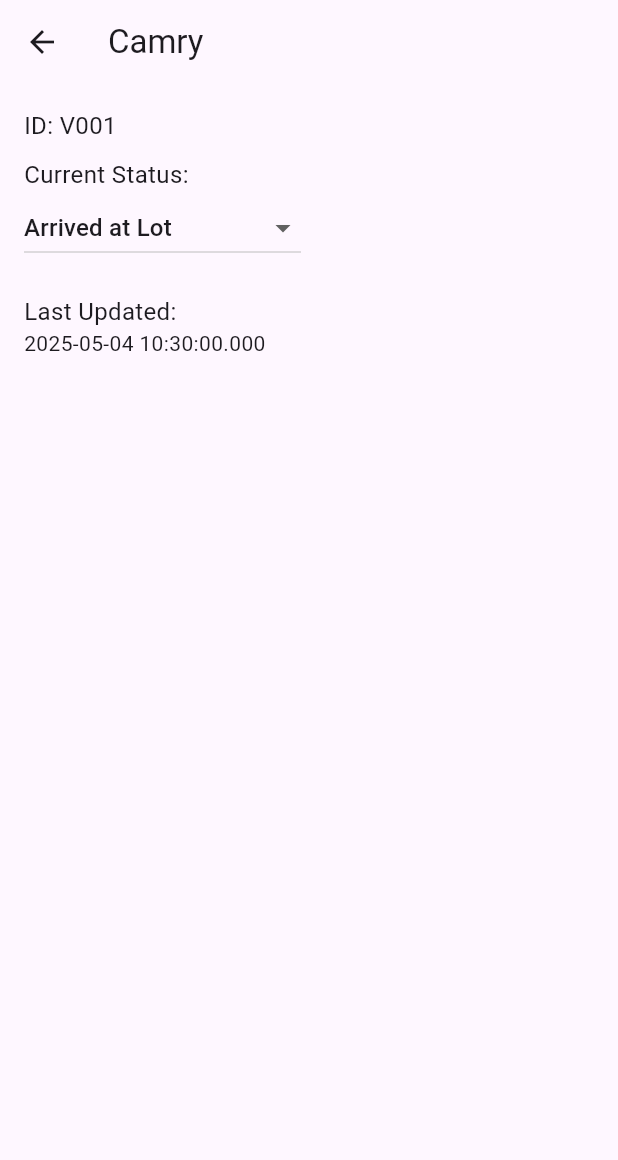
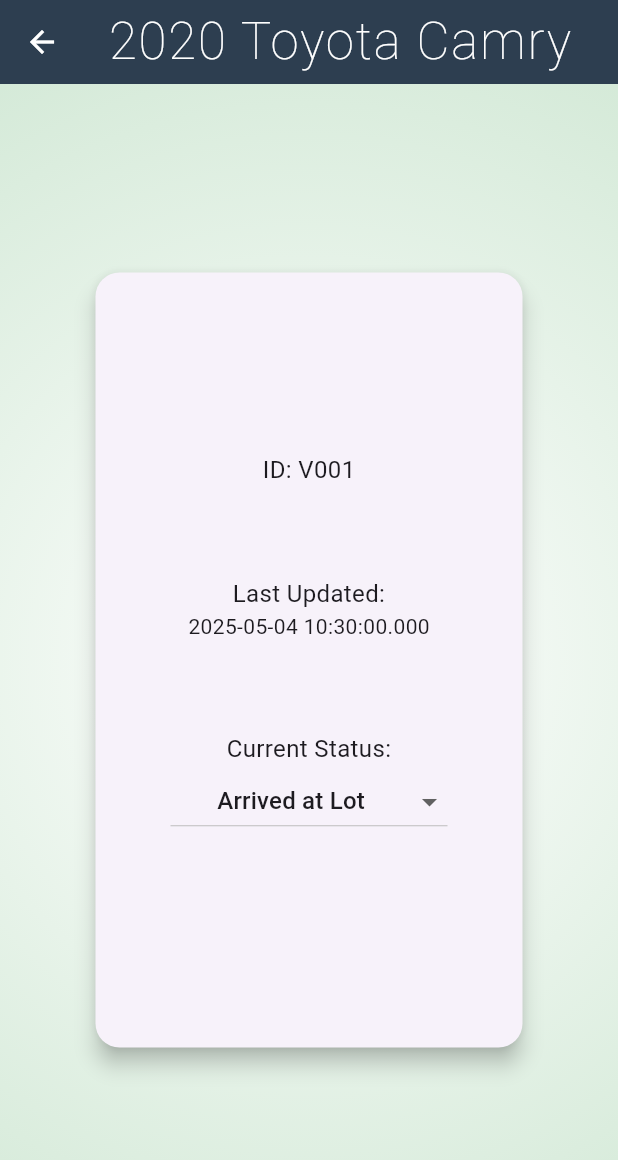
Before and after one commit to skycole768/lot-track-lite, a Flutter app: the screen it shows after launch, after a tap on an icon or button, on a phone screen of 412 x 824 dp. Shown: the top 1160 px of the screen. Run offline on Flutter 3.47's test engine with Material 3 defaults, Android fonts, the light colour scheme and no system bars; network calls fail.

Commit message:
Updated design and style of the two pages

```diff
--- a/lib/screens/vehicle_detail.dart
+++ b/lib/screens/vehicle_detail.dart
@@ -34,17 +34,54 @@
   @override
   Widget build(BuildContext context) {
     return Scaffold(
-      appBar: AppBar(title: Text(widget.vehicle.model)),
-      body: Padding(
-        padding: EdgeInsets.all(16),
+      appBar: AppBar(
+        backgroundColor: const Color(0xFF2D3E50),
+        iconTheme: const IconThemeData(color: Colors.white),
+        title: Text('${widget.vehicle.year} ${widget.vehicle.make} ${widget.vehicle.model}', style: TextStyle(
+            color: Colors.white,
+            fontWeight: FontWeight.w100,
+            fontSize: 34,
+            letterSpacing: 1.2,
+          ),
+            )),
+      body: Container(
+        decoration: const BoxDecoration(
+          gradient: RadialGradient(
+            center: Alignment.center,
+            radius: 1.2,
+            colors: [
+              Colors.white,
+              Color.fromARGB(255, 207, 231, 211),
+            ],
+          ),
+        ),
+        child: Center(
+          child: ConstrainedBox(
+          constraints: BoxConstraints(
+              maxWidth: 1000,
+              minWidth: MediaQuery.of(context).size.width * 0.3,
+              minHeight: 500,
+              maxHeight: MediaQuery.of(context).size.height * 0.7,
+            ),
+          child: Card(
+            margin: const EdgeInsets.symmetric(horizontal: 20, vertical: 30),
+            elevation: 6,
+            shape: RoundedRectangleBorder(borderRadius: BorderRadius.circular(16)),
+            child: Padding(
+        padding: EdgeInsets.all(50),
         child: Column(
-          crossAxisAlignment: CrossAxisAlignment.start,
+          mainAxisAlignment: MainAxisAlignment.center,
+          crossAxisAlignment: CrossAxisAlignment.center,
           children: [
             Text('ID: ${widget.vehicle.id}', style: TextStyle(fontSize: 16)),
-            SizedBox(height: 10),
-            Text('Current Status:', style: TextStyle(fontSize: 16)),
+            SizedBox(height: 60),
+            Text('Last Updated:', textAlign: TextAlign.center, style: TextStyle(fontSize: 16)),
+            Text(widget.vehicle.lastUpdated.toString()),
+            SizedBox(height: 60),
+            Text('Current Status:', textAlign: TextAlign.center, style: TextStyle(fontSize: 16)),
             DropdownButton<String>(
               value: widget.vehicle.status,
+              alignment: Alignment.center,
               onChanged: (value) {
                 if (value != null) updateStatus(value);
               },
@@ -53,11 +90,13 @@
               }).toList(),
             ),
             SizedBox(height: 20),
-            Text('Last Updated:', style: TextStyle(fontSize: 16)),
-            Text(widget.vehicle.lastUpdated.toString()),
           ],
         ),
       ),
+          ),
+        ),
+      ),
+      )
     );
   }
 }
--- a/lib/screens/vehicle_list.dart
+++ b/lib/screens/vehicle_list.dart
@@ -14,7 +14,17 @@
   @override
   Widget build(BuildContext context) {
     return Scaffold(
-      appBar: AppBar(title: const Text('LotTrack Lite')),
+      appBar: AppBar(
+        backgroundColor:Color(0xFF2D3E50),
+        title: const Text('Lot Track Lite',
+          style: TextStyle(
+            color: Colors.white,
+            fontWeight: FontWeight.w100,
+            fontSize: 34,
+            letterSpacing: 1.2,
+          ),
+        ),
+      ),
       body: ListView.builder(
         itemCount: dummyVehicles.length,
         itemBuilder: (ctx, index) {
--- a/lib/widgets/vehicle_card.dart
+++ b/lib/widgets/vehicle_card.dart
@@ -10,7 +10,8 @@
   @override
   Widget build(BuildContext context) {
     return Card(
-      margin: const EdgeInsets.symmetric(horizontal: 12, vertical: 6),
+      margin: const EdgeInsets.symmetric(horizontal: 20, vertical: 50),
+      color: const Color.fromARGB(255, 207, 231, 211),
       elevation: 4,
       shape: RoundedRectangleBorder(borderRadius: BorderRadius.circular(12)),
       child: InkWell(
@@ -20,8 +21,10 @@
           crossAxisAlignment: CrossAxisAlignment.start,
           children: [
             // Car Image
-            ClipRRect(
-              borderRadius: const BorderRadius.vertical(top: Radius.circular(12)),
+            Container(
+              margin: const EdgeInsets.only(left: 210, right: 210), // add space around image
+              child: ClipRRect(
+                  borderRadius: const BorderRadius.vertical(top: Radius.circular(30)),
                   child: Image.network(
                     vehicle.imageUrl,
                     width: double.infinity,
@@ -34,8 +37,15 @@
                     ),
                   ),
                 ),
+              ),
             // Vehicle Info
             Padding(
+              padding: const EdgeInsets.all(8),
+              child: Container(
+                decoration: BoxDecoration(
+                  color: const Color.fromARGB(255, 255, 255, 255), // 🔵 change this to any color you like
+                  borderRadius: BorderRadius.circular(8),
+                ),
                 padding: const EdgeInsets.all(12),
                 child: Row(
                   mainAxisAlignment: MainAxisAlignment.spaceBetween,
@@ -50,8 +60,8 @@
                         Text('Status: ${vehicle.status}', style: const TextStyle(fontSize: 13)),
                       ],
                     ),
-                  const Icon(Icons.arrow_forward_ios, size: 16),
                   ],
+                ),
               ),
             ),
           ],
```
Lines whose indentation alone changed are shown as unchanged.
